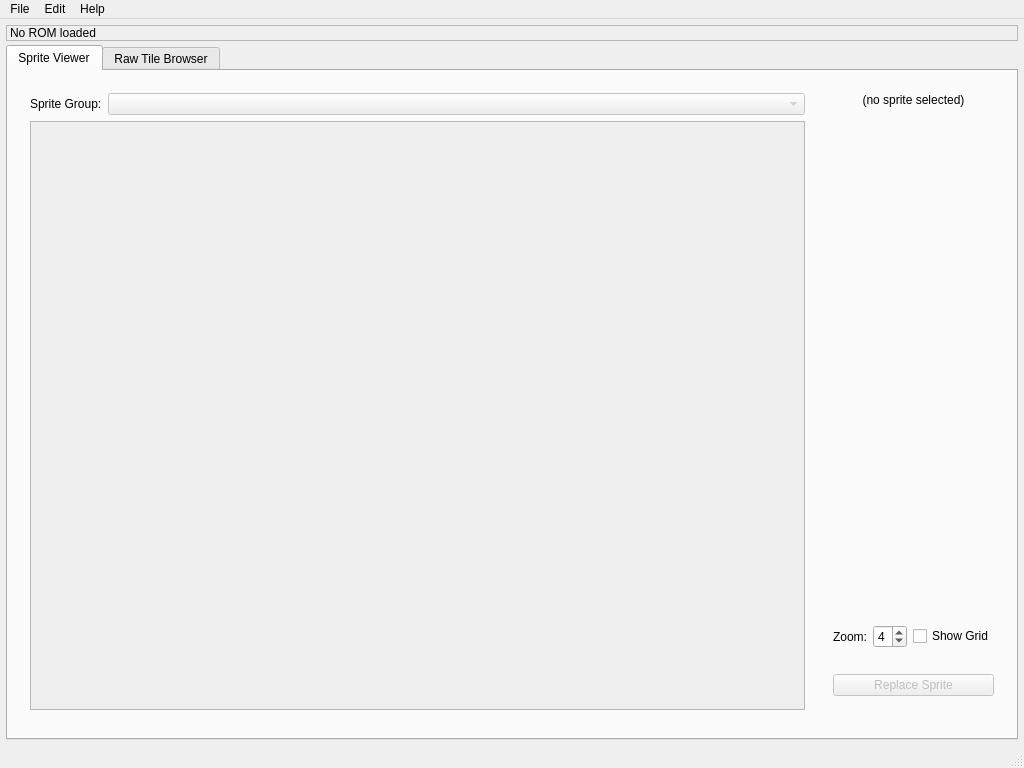
The window that sprite-editor/MainWindow.ui (mwales-ai/genesis-hacking) describes before a commit, drawn with Qt 5.
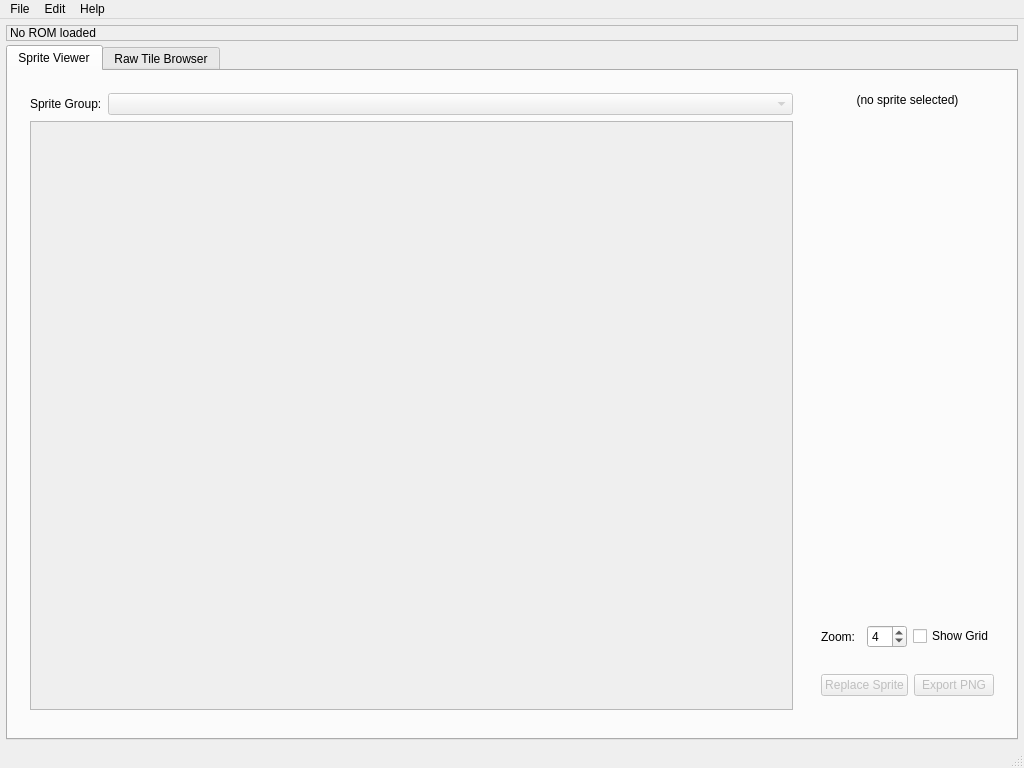
The same window after the commit.

Commit message:
Add Export PNG and keyboard navigation to sprite viewer
- TileCanvasWidget: expose sprite() getter for current image
- SpriteSheetWidget: arrow key navigation (Up/Down/Left/Right/Home/End),
  focus policy set to ClickFocus
- MainWindow: Export PNG button saves the selected sprite to disk with
  a sanitized filename suggestion based on the sprite name
- PLANNING.md: mark Nemesis stub issue resolved, mark jump-to-offset done

```diff
--- a/sprite-editor/MainWindow.ui
+++ b/sprite-editor/MainWindow.ui
@@ -209,6 +209,16 @@
                </property>
               </widget>
              </item>
+             <item>
+              <widget class="QPushButton" name="theExportButton">
+               <property name="text">
+                <string>Export PNG</string>
+               </property>
+               <property name="enabled">
+                <bool>false</bool>
+               </property>
+              </widget>
+             </item>
             </layout>
            </item>
            <item>
```
The commit also changes 6 other files.
